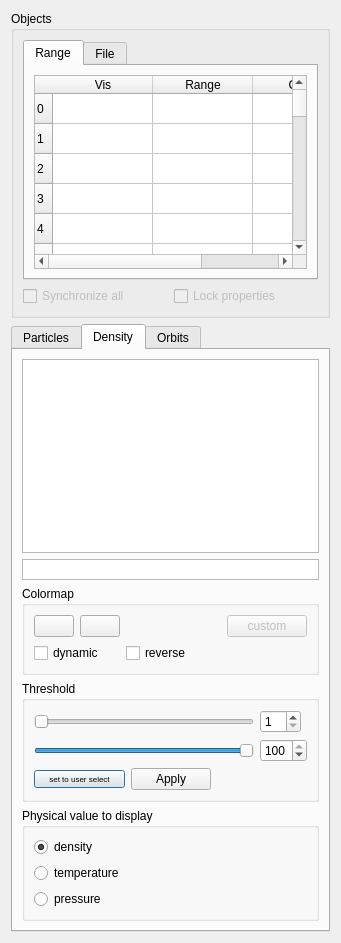
teuben/nemo, file usr/jcl/glnemo2/src/formobjectcontrol.ui: the form before one commit.
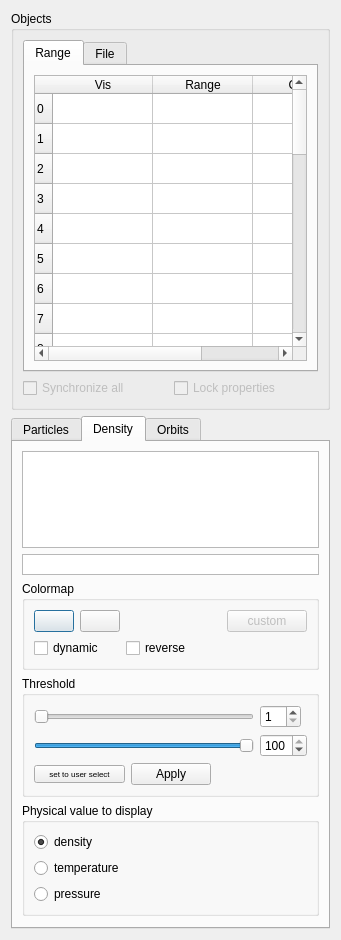
The form after the commit. The open tabs and pages were chosen to show the change. Icons and pictures are not drawn.

```diff
--- a/usr/jcl/glnemo2/src/formobjectcontrol.ui
+++ b/usr/jcl/glnemo2/src/formobjectcontrol.ui
@@ -854,41 +854,7 @@
        <string>Density</string>
       </attribute>
       <layout class="QGridLayout" name="gridLayout_7">
-       <item row="0" column="0">
-        <widget class="QGraphicsView" name="dens_histo_view">
-         <property name="sizePolicy">
-          <sizepolicy hsizetype="Expanding" vsizetype="Expanding">
-           <horstretch>0</horstretch>
-           <verstretch>0</verstretch>
-          </sizepolicy>
-         </property>
-         <property name="toolTip">
-          <string>x = log(physical value)
-y = log(#bodies)
-
-Physical value can be:
-- DENSITY
-- TEMPERATURE
-- PRESSURE</string>
-         </property>
-         <property name="verticalScrollBarPolicy">
-          <enum>Qt::ScrollBarAlwaysOff</enum>
-         </property>
-         <property name="horizontalScrollBarPolicy">
-          <enum>Qt::ScrollBarAlwaysOff</enum>
-         </property>
-         <property name="transformationAnchor">
-          <enum>QGraphicsView::NoAnchor</enum>
-         </property>
-         <property name="resizeAnchor">
-          <enum>QGraphicsView::NoAnchor</enum>
-         </property>
-         <property name="viewportUpdateMode">
-          <enum>QGraphicsView::FullViewportUpdate</enum>
-         </property>
-        </widget>
-       </item>
-       <item row="1" column="0">
+       <item row="2" column="0">
         <widget class="QGraphicsView" name="dens_bar_view">
          <property name="minimumSize">
           <size>
@@ -917,6 +883,126 @@
         </widget>
        </item>
        <item row="3" column="0">
+        <widget class="QGroupBox" name="groupBox_7">
+         <property name="sizePolicy">
+          <sizepolicy hsizetype="Preferred" vsizetype="Fixed">
+           <horstretch>0</horstretch>
+           <verstretch>0</verstretch>
+          </sizepolicy>
+         </property>
+         <property name="title">
+          <string>Colormap</string>
+         </property>
+         <layout class="QGridLayout" name="gridLayout_5">
+          <item row="0" column="0">
+           <layout class="QHBoxLayout" name="horizontalLayout_2">
+            <item>
+             <widget class="QPushButton" name="prev_cmap">
+              <property name="sizePolicy">
+               <sizepolicy hsizetype="Fixed" vsizetype="Fixed">
+                <horstretch>0</horstretch>
+                <verstretch>0</verstretch>
+               </sizepolicy>
+              </property>
+              <property name="minimumSize">
+               <size>
+                <width>20</width>
+                <height>20</height>
+               </size>
+              </property>
+              <property name="toolTip">
+               <string>Previous colormap</string>
+              </property>
+              <property name="text">
+               <string/>
+              </property>
+              <property name="icon">
+               <iconset resource="glnemo.qrc">
+                <normaloff>:/res/images/previous.png</normaloff>:/res/images/previous.png</iconset>
+              </property>
+             </widget>
+            </item>
+            <item>
+             <widget class="QPushButton" name="next_cmap">
+              <property name="sizePolicy">
+               <sizepolicy hsizetype="Fixed" vsizetype="Fixed">
+                <horstretch>0</horstretch>
+                <verstretch>0</verstretch>
+               </sizepolicy>
+              </property>
+              <property name="minimumSize">
+               <size>
+                <width>20</width>
+                <height>20</height>
+               </size>
+              </property>
+              <property name="toolTip">
+               <string>Next colormap</string>
+              </property>
+              <property name="text">
+               <string/>
+              </property>
+              <property name="icon">
+               <iconset resource="glnemo.qrc">
+                <normaloff>:/res/images/next.png</normaloff>:/res/images/next.png</iconset>
+              </property>
+             </widget>
+            </item>
+           </layout>
+          </item>
+          <item row="0" column="1">
+           <spacer name="horizontalSpacer">
+            <property name="orientation">
+             <enum>Qt::Horizontal</enum>
+            </property>
+            <property name="sizeType">
+             <enum>QSizePolicy::MinimumExpanding</enum>
+            </property>
+            <property name="sizeHint" stdset="0">
+             <size>
+              <width>58</width>
+              <height>20</height>
+             </size>
+            </property>
+           </spacer>
+          </item>
+          <item row="0" column="2">
+           <widget class="QPushButton" name="custom_cmap">
+            <property name="enabled">
+             <bool>false</bool>
+            </property>
+            <property name="toolTip">
+             <string>Custom colormap</string>
+            </property>
+            <property name="text">
+             <string>custom</string>
+            </property>
+           </widget>
+          </item>
+          <item row="1" column="0">
+           <widget class="QCheckBox" name="dynamic_cmap">
+            <property name="toolTip">
+             <string>toggle constant/dynamic colormap</string>
+            </property>
+            <property name="text">
+             <string>dynamic</string>
+            </property>
+           </widget>
+          </item>
+          <item row="1" column="1">
+           <widget class="QCheckBox" name="reverse_cmap">
+            <property name="toolTip">
+             <string>Toggle reverse/normal colormap</string>
+            </property>
+            <property name="text">
+             <string>reverse</string>
+            </property>
+           </widget>
+          </item>
+         </layout>
+        </widget>
+       </item>
+       <item row="4" column="0">
         <widget class="QGroupBox" name="phys_threshold">
          <property name="sizePolicy">
           <sizepolicy hsizetype="Preferred" vsizetype="Fixed">
@@ -1047,7 +1133,7 @@
          </layout>
         </widget>
        </item>
-       <item row="4" column="0">
+       <item row="5" column="0">
         <widget class="QGroupBox" name="groupBox_6">
          <property name="sizePolicy">
           <sizepolicy hsizetype="Preferred" vsizetype="Fixed">
@@ -1089,124 +1175,50 @@
          </layout>
         </widget>
        </item>
-       <item row="2" column="0">
-        <widget class="QGroupBox" name="groupBox_7">
+       <item row="1" column="0">
+        <widget class="QGraphicsView" name="dens_histo_view">
          <property name="sizePolicy">
-          <sizepolicy hsizetype="Preferred" vsizetype="Fixed">
+          <sizepolicy hsizetype="Expanding" vsizetype="Expanding">
            <horstretch>0</horstretch>
            <verstretch>0</verstretch>
           </sizepolicy>
          </property>
-         <property name="title">
-          <string>Colormap</string>
+         <property name="minimumSize">
+          <size>
+           <width>0</width>
+           <height>97</height>
+          </size>
          </property>
-         <layout class="QGridLayout" name="gridLayout_5">
-          <item row="0" column="0">
-           <layout class="QHBoxLayout" name="horizontalLayout_2">
-            <item>
-             <widget class="QPushButton" name="prev_cmap">
-              <property name="sizePolicy">
-               <sizepolicy hsizetype="Fixed" vsizetype="Fixed">
-                <horstretch>0</horstretch>
-                <verstretch>0</verstretch>
-               </sizepolicy>
-              </property>
-              <property name="minimumSize">
-               <size>
-                <width>20</width>
-                <height>20</height>
-               </size>
-              </property>
-              <property name="toolTip">
-               <string>Previous colormap</string>
-              </property>
-              <property name="text">
-               <string/>
-              </property>
-              <property name="icon">
-               <iconset resource="glnemo.qrc">
-                <normaloff>:/images/previous.png</normaloff>:/images/previous.png</iconset>
-              </property>
-             </widget>
-            </item>
-            <item>
-             <widget class="QPushButton" name="next_cmap">
-              <property name="sizePolicy">
-               <sizepolicy hsizetype="Fixed" vsizetype="Fixed">
-                <horstretch>0</horstretch>
-                <verstretch>0</verstretch>
-               </sizepolicy>
-              </property>
-              <property name="minimumSize">
-               <size>
-                <width>20</width>
-                <height>20</height>
-               </size>
-              </property>
-              <property name="toolTip">
-               <string>Next colormap</string>
-              </property>
-              <property name="text">
-               <string/>
-              </property>
-              <property name="icon">
-               <iconset resource="glnemo.qrc">
-                <normaloff>:/images/next.png</normaloff>:/images/next.png</iconset>
-              </property>
-             </widget>
-            </item>
-           </layout>
-          </item>
-          <item row="0" column="1">
-           <spacer name="horizontalSpacer">
-            <property name="orientation">
-             <enum>Qt::Horizontal</enum>
-            </property>
-            <property name="sizeType">
-             <enum>QSizePolicy::MinimumExpanding</enum>
-            </property>
-            <property name="sizeHint" stdset="0">
-             <size>
-              <width>58</width>
-              <height>20</height>
-             </size>
-            </property>
-           </spacer>
-          </item>
-          <item row="0" column="2">
-           <widget class="QPushButton" name="custom_cmap">
-            <property name="enabled">
-             <bool>false</bool>
-            </property>
-            <property name="toolTip">
-             <string>Custom colormap</string>
-            </property>
-            <property name="text">
-             <string>custom</string>
-            </property>
-           </widget>
-          </item>
-          <item row="1" column="0">
-           <widget class="QCheckBox" name="dynamic_cmap">
-            <property name="toolTip">
-             <string>toggle constant/dynamic colormap</string>
-            </property>
-            <property name="text">
-             <string>dynamic</string>
-            </property>
-           </widget>
-          </item>
-          <item row="1" column="1">
-           <widget class="QCheckBox" name="reverse_cmap">
-            <property name="toolTip">
-             <string>Toggle reverse/normal colormap</string>
-            </property>
-            <property name="text">
-             <string>reverse</string>
-            </property>
-           </widget>
-          </item>
-         </layout>
+         <property name="maximumSize">
+          <size>
+           <width>16777215</width>
+           <height>97</height>
+          </size>
+         </property>
+         <property name="toolTip">
+          <string>x = log(physical value)
+y = log(#bodies)
+
+Physical value can be:
+- DENSITY
+- TEMPERATURE
+- PRESSURE</string>
+         </property>
+         <property name="verticalScrollBarPolicy">
+          <enum>Qt::ScrollBarAlwaysOff</enum>
+         </property>
+         <property name="horizontalScrollBarPolicy">
+          <enum>Qt::ScrollBarAlwaysOff</enum>
+         </property>
+         <property name="transformationAnchor">
+          <enum>QGraphicsView::NoAnchor</enum>
+         </property>
+         <property name="resizeAnchor">
+          <enum>QGraphicsView::NoAnchor</enum>
+         </property>
+         <property name="viewportUpdateMode">
+          <enum>QGraphicsView::FullViewportUpdate</enum>
+         </property>
         </widget>
        </item>
       </layout>
```
Left out of the diff: 2 changed lines with no effect on the pictures.
